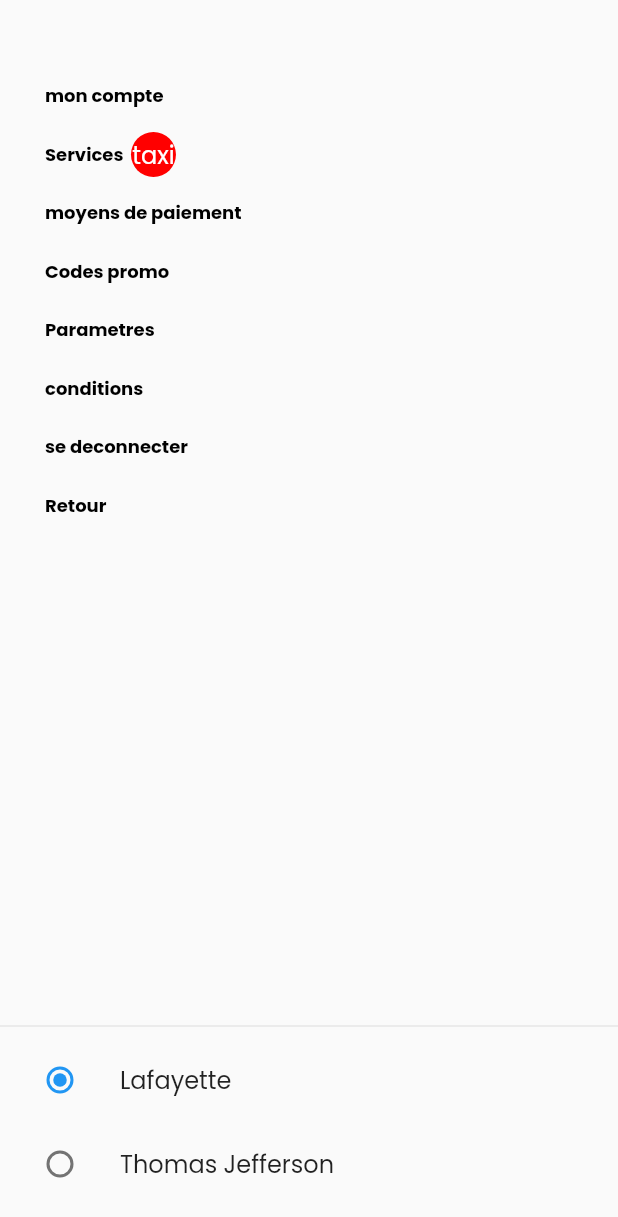
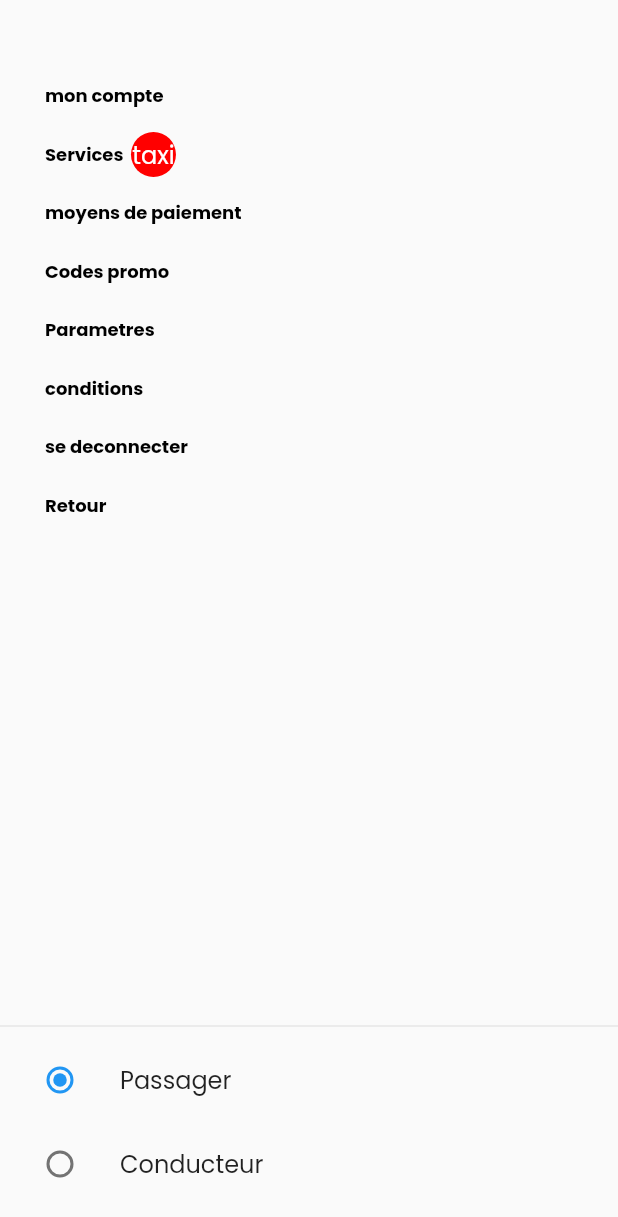
Before and after one commit to agromwinda-mobile-trainee/agrobb, a Flutter app: the HomeDriver screen opened directly, after a tap on the "menu" icon, on a phone screen of 412 x 824 dp. Shown: the top 1217 px of the screen. Run offline on Flutter 3.47's test engine with Material 2 defaults, Android fonts, the phone set to English and light mode, and no system bars; our stand-ins replace bloc, cloud_firestore, firebase_auth, firebase_core, flutter_bloc, flutter_svg and 8 more; missing offline and left inert: dart:ffi; accounts and stored records are empty.

Commit message:
add driver cubit

```diff
--- a/lib/commons/home/drawer.dart
+++ b/lib/commons/home/drawer.dart
@@ -155,7 +155,7 @@ Widget switchMode(context) {
   return Column(
     children: <Widget>[
       ListTile(
-        title: const Text('Lafayette'),
+        title: const Text('Passager'),
         leading: Radio<String>(
           value: "customer",
           groupValue: mode,
@@ -166,13 +166,13 @@ Widget switchMode(context) {
         ),
       ),
       ListTile(
-        title: const Text('Thomas Jefferson'),
+        title: const Text('Conducteur'),
         leading: Radio<String>(
           value: "driver",
           groupValue: mode,
           onChanged: (String? value) {
             BlocProvider.of<LoginProcessCubit>(context)
-                .onChangeusercontent(field: "role", value: "drive");
+                .onChangeusercontent(field: "role", value: "driver");
           },
         ),
       ),
--- a/lib/commons/home/profil_Screen.dart
+++ b/lib/commons/home/profil_Screen.dart
@@ -1,21 +1,11 @@
-import 'dart:ffi';
-
-import 'package:agrobeba/commons/home/home.dart';
+// ignore: file_names
+import 'package:agrobeba/customer-app/screens/home.dart';
 import 'package:agrobeba/utils/colors.dart';
-import 'package:agrobeba/widgets/introwidget.dart';
-import 'package:cloud_firestore/cloud_firestore.dart';
-import 'package:firebase_auth/firebase_auth.dart';
-import 'package:firebase_core/firebase_core.dart';
-import 'package:flutter/cupertino.dart';
 import 'package:flutter/material.dart';
-import 'package:flutter/src/widgets/container.dart';
-import 'package:flutter/src/widgets/framework.dart';
 import 'package:get/get.dart';
 import 'package:google_fonts/google_fonts.dart';
 import 'package:agrobeba/widgets/textFieldWidget.dart';
-import 'package:image_picker/image_picker.dart';
 import 'package:http/http.dart' as http;
-
 import '../../widgets/setterButton.dart';
 
 class ProfileSreen extends StatefulWidget {
@@ -57,7 +47,7 @@ class _ProfileSreenState extends State<ProfileSreen> {
         setState(() {
           isLoading = false;
         });
-        Get.to(() => HomeScreen());
+        Get.to(() => const HomeScreen());
       }
     } catch (e) {
       print('$e');
--- a/lib/controller/auth_controller.dart
+++ b/lib/controller/auth_controller.dart
@@ -1,6 +1,5 @@
 import 'dart:developer';
-
-import 'package:agrobeba/commons/home/home.dart';
+import 'package:agrobeba/customer-app/screens/home.dart';
 import 'package:agrobeba/commons/home/profil_Screen.dart';
 import 'package:cloud_firestore/cloud_firestore.dart';
 import 'package:firebase_auth/firebase_auth.dart';
--- /dev/null
+++ b/lib/driver-app/screens/cubits/driver_cubit.dart
@@ -0,0 +1,17 @@
+// ignore_for_file: avoid_print, depend_on_referenced_packages
+import 'dart:async';
+import 'dart:developer';
+import 'package:agrobeba/commons/home/api_contents/functions/getfunctions.dart';
+import 'package:flutter/material.dart';
+import 'package:geolocator/geolocator.dart';
+import 'package:flutter_bloc/flutter_bloc.dart';
+import 'package:agrobeba/commons/home/api_contents/functions/autolocation.dart';
+part 'driver_state.dart';
+
+class DriverCubit extends Cubit<DriverState> {
+  DriverCubit() : super(DriverState(driver: initialState()));
+
+  // final Position startPosition = await determinePosition();
+  // print("current position got: ${Geolocator.getCurrentPosition()}");
+
+}
--- /dev/null
+++ b/lib/driver-app/screens/cubits/driver_state.dart
@@ -0,0 +1,15 @@
+part of 'driver_cubit.dart';
+
+class DriverState {
+  Map? driver;
+
+  DriverState({@required this.driver});
+}
+
+Map initialState() {
+  return {
+    'currentPosition': [],
+    'commandes': [],
+    'acceptedCommande': {},
+  };
+}
--- a/lib/driver-app/screens/home.dart
+++ b/lib/driver-app/screens/home.dart
@@ -19,10 +19,11 @@ class _HomeDriverState extends State<HomeDriver> {
 
   @override
   void initState() {
-    super.initState();
     rootBundle.loadString('assets/map_style.txt').then((String) {
       _mapStyle = String;
     });
+    // permanentRequest();
+    super.initState();
   }
 
   final CameraPosition _kGooglePlex = const CameraPosition(
@@ -58,15 +59,22 @@ class _HomeDriverState extends State<HomeDriver> {
 }
 
 Widget awaitForCommandes(context) {
-  return Container(
+  return Positioned(
+    bottom: 0,
+    child: Container(
+      width: MediaQuery.of(context).size.width,
+      height: 400,
       decoration: const BoxDecoration(
         color: Colors.white,
         borderRadius: BorderRadius.only(
-          topLeft: Radius.circular(10), topRight: Radius.circular(10)),
+            topLeft: Radius.circular(20), topRight: Radius.circular(20)),
       ),
-    child: const Text(
+      child: const Center(
+        child: Text(
           "En attente d'une course...",
           style: TextStyle(color: Colors.black),
         ),
+      ),
+    ),
   );
 }
--- a/lib/main.dart
+++ b/lib/main.dart
@@ -2,6 +2,7 @@ import 'dart:ui';
 
 import 'package:agrobeba/commons/home/authLogic/cubit/login_process_cubit.dart';
 import 'package:agrobeba/commons/home/splashScreen.dart';
+import 'package:agrobeba/driver-app/screens/cubits/driver_cubit.dart';
 import 'package:agrobeba/widgets/destination/cubits/destination_cubit.dart';
 import 'package:agrobeba/widgets/welcomewidget.dart';
 import 'package:firebase_core/firebase_core.dart';
@@ -48,6 +49,9 @@ class MyApp extends StatelessWidget {
         BlocProvider<DestinationCubit>(
           create: (BuildContext context) => DestinationCubit(),
         ),
+        BlocProvider<DriverCubit>(
+          create: (BuildContext context) => DriverCubit(),
+        ),
       ],
       child: GetMaterialApp(
           debugShowCheckedModeBanner: false,
--- a/lib/widgets/enterEmplacement.dart
+++ b/lib/widgets/enterEmplacement.dart
@@ -10,7 +10,7 @@ import 'package:flutter_svg/flutter_svg.dart';
 
 import '../utils/colors.dart';
 import 'package:geocoding/geocoding.dart' as geoCoding;
-import 'package:agrobeba/commons/home/home.dart';
+import 'package:agrobeba/customer-app/screens/home.dart';
 
 Widget enterEmplacement() {
   return Positioned(
```
Lines whose indentation alone changed are shown as unchanged.
